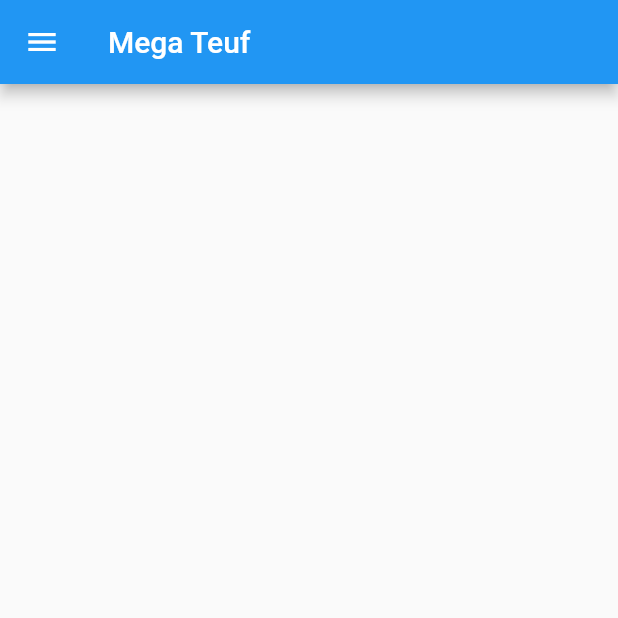
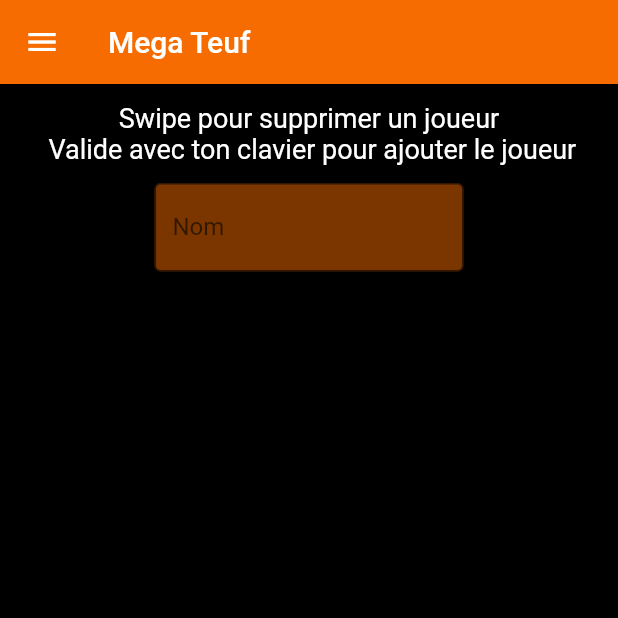
Before and after one commit to HugoBlain/Application_Soiree, a Flutter app: the screen it shows after launch, on a phone screen of 412 x 824 dp, the top half of it. Run offline on Flutter 3.47's test engine with Material 2 defaults, Android fonts, the phone set to English and light mode, and no system bars.

Commit message:
U got Style
Orange dark theme

```diff
--- a/appli_pour_soiree/lib/SelectionJoueur/SelectionJoueurPage.dart
+++ /dev/null
@@ -1,71 +0,0 @@
-import 'package:flutter/material.dart';
-import 'package:appli_pour_soiree/PimPamPoum.dart';
-
-// vue principale pour ajouter/supprimer
-class SelectionJoueurPage extends StatefulWidget {
-  SelectionJoueurPage({Key key}) : super(key: key);
-
-  @override
-  _SelectionJoueurPage createState() => _SelectionJoueurPage();
-}
-
-// state
-class _SelectionJoueurPage extends State<SelectionJoueurPage> {
-  @override
-  Widget build(BuildContext context) {
-    return Scaffold(
-      appBar: AppBar(
-        title: Text("Mega Teuf"),
-      ),
-      body: new Container(),
-      drawer: Drawer(
-        // Add a ListView to the drawer. This ensures the user can scroll
-        // through the options in the drawer if there isn't enough vertical
-        // space to fit everything.
-        child: ListView(
-          // Important: Remove any padding from the ListView.
-          padding: EdgeInsets.zero,
-          children: <Widget>[
-            //Header of the drawer
-            Container(
-              color: Colors.blue,
-              height: 80,
-              alignment: Alignment.centerLeft,
-              child: Row(
-                children: [
-                  Container(
-                    width: 15,
-                  ),
-                  Text("Choisis ton jeu"),
-                ],
-              ),
-            ),
-
-            //First choice and so on
-            ListTile(
-              title: Text('Pim Pam Poum'),
-              onTap: () {
-                Navigator.pop(context);
-                Navigator.push(
-                    context,
-                    // on affiche la page du livre
-                    // info = false --> on affiche le livre pour potentiellement l'ajouter à sa biblihothèque
-                    // info = true --> on affiche juste les détails du livre
-                    MaterialPageRoute(builder: (context) => PimPamPoum()));
-              },
-            ),
-            ListTile(
-              title: Text('Jeu 2'),
-              onTap: () {
-                // Update the state of the app
-                // ...
-                // Then close the drawer
-                Navigator.pop(context);
-              },
-            ),
-          ],
-        ),
-      ),
-    );
-  }
-}
--- /dev/null
+++ b/appli_pour_soiree/lib/SelectionJoueurPage.dart
@@ -0,0 +1,158 @@
+import 'package:flutter/material.dart';
+import 'package:appli_pour_soiree/PimPamPoum.dart';
+
+// vue principale pour ajouter/supprimer
+class SelectionJoueurPage extends StatefulWidget {
+  SelectionJoueurPage({Key key}) : super(key: key);
+
+  @override
+  _SelectionJoueurPage createState() => _SelectionJoueurPage();
+}
+
+// state
+class _SelectionJoueurPage extends State<SelectionJoueurPage> {
+  List<String> players = new List();
+  var _controller = TextEditingController();
+
+  @override
+  Widget build(BuildContext context) {
+    return Scaffold(
+      appBar: AppBar(
+        title: Text("Mega Teuf"),
+      ),
+      body: Container(
+        color: Theme.of(context).backgroundColor,
+        child: Column(children: [
+          Padding(
+            padding: const EdgeInsets.all(12),
+            child: Text(
+              'Swipe pour supprimer un joueur \n Valide avec ton clavier pour ajouter le joueur',
+              style: TextStyle(
+                  fontSize: 18,
+                  color: Theme.of(context).textTheme.bodyText1.color),
+              textAlign: TextAlign.center,
+            ),
+          ),
+          Container(
+            child: TextField(
+              enabled: true,
+              controller: _controller,
+              onSubmitted: (String value) {
+                setState(() {
+                  players.add(value);
+                  _controller.clear();
+                });
+              },
+              style:
+                  TextStyle(color: Theme.of(context).textTheme.bodyText1.color),
+              decoration: InputDecoration(
+                  fillColor: Theme.of(context).accentColor,
+                  filled: true,
+                  border: OutlineInputBorder(),
+                  labelText: 'Nom'),
+            ),
+            width: MediaQuery.of(context).size.width / 2,
+          ),
+          Expanded(
+            child: ListView.builder(
+              itemCount: players.length,
+              itemBuilder: (context, index) {
+                String player = players.elementAt(index);
+                return Dismissible(
+                  key: Key(player),
+                  onDismissed: (direction) {
+                    setState(() {
+                      players.remove(player);
+                    });
+                    Scaffold.of(context).showSnackBar(
+                      SnackBar(
+                        content: Text('On vire $player'),
+                        duration: Duration(milliseconds: 500),
+                      ),
+                    );
+                    print(players);
+                  },
+                  child: Center(
+                    child: Container(
+                      width: MediaQuery.of(context).size.width / 1.5,
+                      height: MediaQuery.of(context).size.height / 12,
+                      child: Card(
+                        // color: Color.fromARGB(255, 241, 48, 77),
+                        elevation: 10,
+                        shape: RoundedRectangleBorder(
+                            side: BorderSide.none,
+                            borderRadius: BorderRadius.circular(
+                                MediaQuery.of(context).size.height / 35)),
+                        child: Text(
+                          player,
+                          textAlign: TextAlign.center,
+                          style: TextStyle(
+                            // color: Colors.white,
+                            fontSize: MediaQuery.of(context).size.height / 24,
+                          ),
+                        ),
+                      ),
+                    ),
+                  ),
+                );
+              },
+            ),
+          ),
+        ]),
+      ),
+      drawer: Drawer(
+        // Add a ListView to the drawer. This ensures the user can scroll
+        // through the options in the drawer if there isn't enough vertical
+        // space to fit everything.
+        child: Container(
+          color: Theme.of(context).backgroundColor,
+          child: ListView(
+            // Important: Remove any padding from the ListView.
+            padding: EdgeInsets.zero,
+            children: <Widget>[
+              // Header of the drawer
+              Container(
+                color: Theme.of(context).primaryColor,
+                height: 80,
+                alignment: Alignment.centerLeft,
+                child: Row(
+                  children: [
+                    Container(
+                      width: 15,
+                    ),
+                    Text("Choisis ton jeu"),
+                  ],
+                ),
+              ),
+
+              //First choice and so on
+              ListTile(
+                title: Text('Pim Pam Poum'),
+                tileColor: Theme.of(context).accentColor,
+                onTap: () {
+                  Navigator.pop(context);
+                  Navigator.push(
+                      context,
+                      // on affiche la page du livre
+                      // info = false --> on affiche le livre pour potentiellement l'ajouter à sa biblihothèque
+                      // info = true --> on affiche juste les détails du livre
+                      MaterialPageRoute(builder: (context) => PimPamPoum()));
+                },
+              ),
+              ListTile(
+                title: Text('Jeu 2'),
+                tileColor: Theme.of(context).accentColor,
+                onTap: () {
+                  // Update the state of the app
+                  // ...
+                  // Then close the drawer
+                  Navigator.pop(context);
+                },
+              ),
+            ],
+          ),
+        ),
+      ),
+    );
+  }
+}
--- a/appli_pour_soiree/lib/main.dart
+++ b/appli_pour_soiree/lib/main.dart
@@ -1,5 +1,5 @@
 import 'package:flutter/material.dart';
-import './SelectionJoueur/SelectionJoueurPage.dart';
+import './SelectionJoueurPage.dart';
 
 void main() {
   runApp(MyApp());
@@ -8,9 +8,30 @@ void main() {
 class MyApp extends StatelessWidget {
   @override
   Widget build(BuildContext context) {
+    Map<int, Color> color = {
+      50: Color.fromRGBO(253, 87, 57, .1),
+      100: Color.fromRGBO(253, 87, 57, .2),
+      200: Color.fromRGBO(253, 87, 57, .3),
+      300: Color.fromRGBO(253, 87, 57, .4),
+      400: Color.fromRGBO(253, 87, 57, .5),
+      500: Color.fromRGBO(253, 87, 57, .6),
+      600: Color.fromRGBO(253, 87, 57, .7),
+      700: Color.fromRGBO(253, 87, 57, .8),
+      800: Color.fromRGBO(253, 87, 57, .9),
+      900: Color.fromRGBO(253, 87, 57, 1),
+    };
+    // dark = factory ThemeData.dark => ThemeData();
     return MaterialApp(
       theme: ThemeData(
-        primarySwatch: Colors.blue,
+        // primarySwatch: MaterialColor(0xfffd5739, color),
+
+        primaryColor: Color.fromARGB(255, 247, 108, 0),
+        accentColor: Color.fromARGB(127, 247, 108, 0),
+
+        backgroundColor: Colors.black,
+
+        cardColor: Color.fromARGB(255, 247, 108, 0),
+        textTheme: TextTheme(bodyText1: TextStyle(color: Colors.white)),
         visualDensity: VisualDensity.adaptivePlatformDensity,
       ),
       home: SelectionJoueurPage(),
```
Also changed, not shown: appli_pour_soiree/lib/PimPamPoum.dart (+8 -3 lines).
